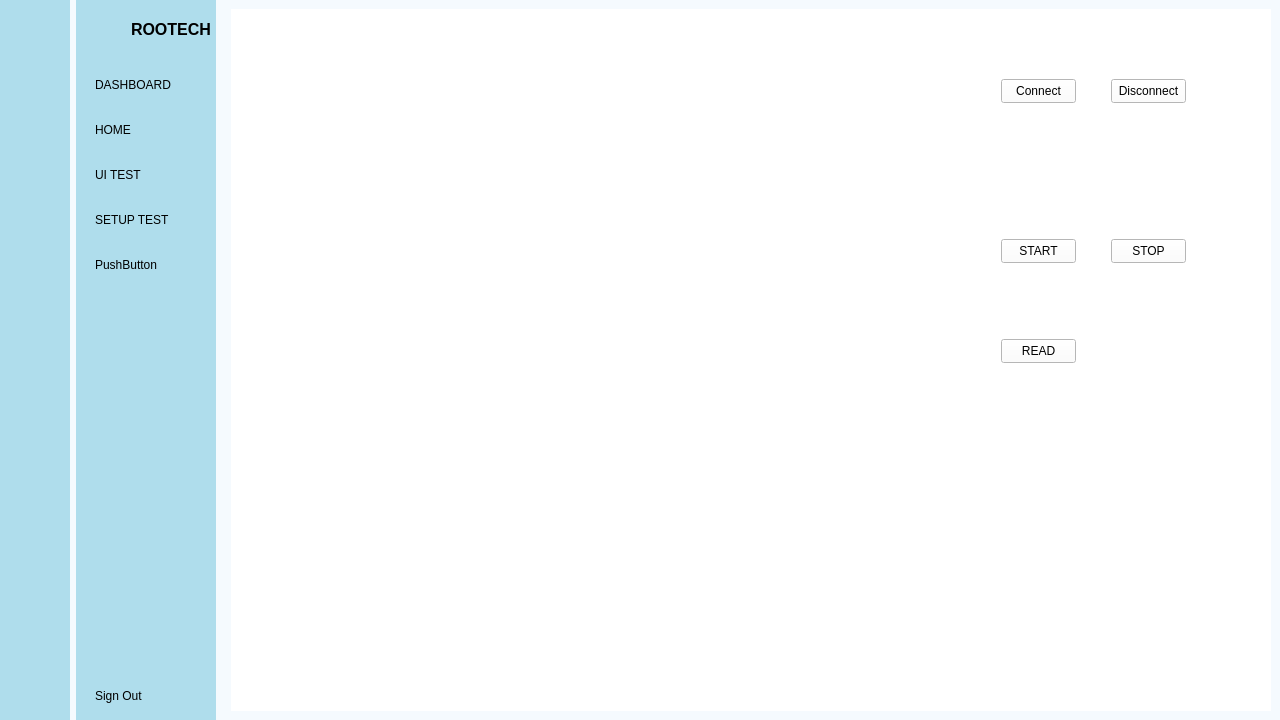
Before: the Qt Designer form dashboard.ui in badpooh/Vision, drawn with Qt 5.
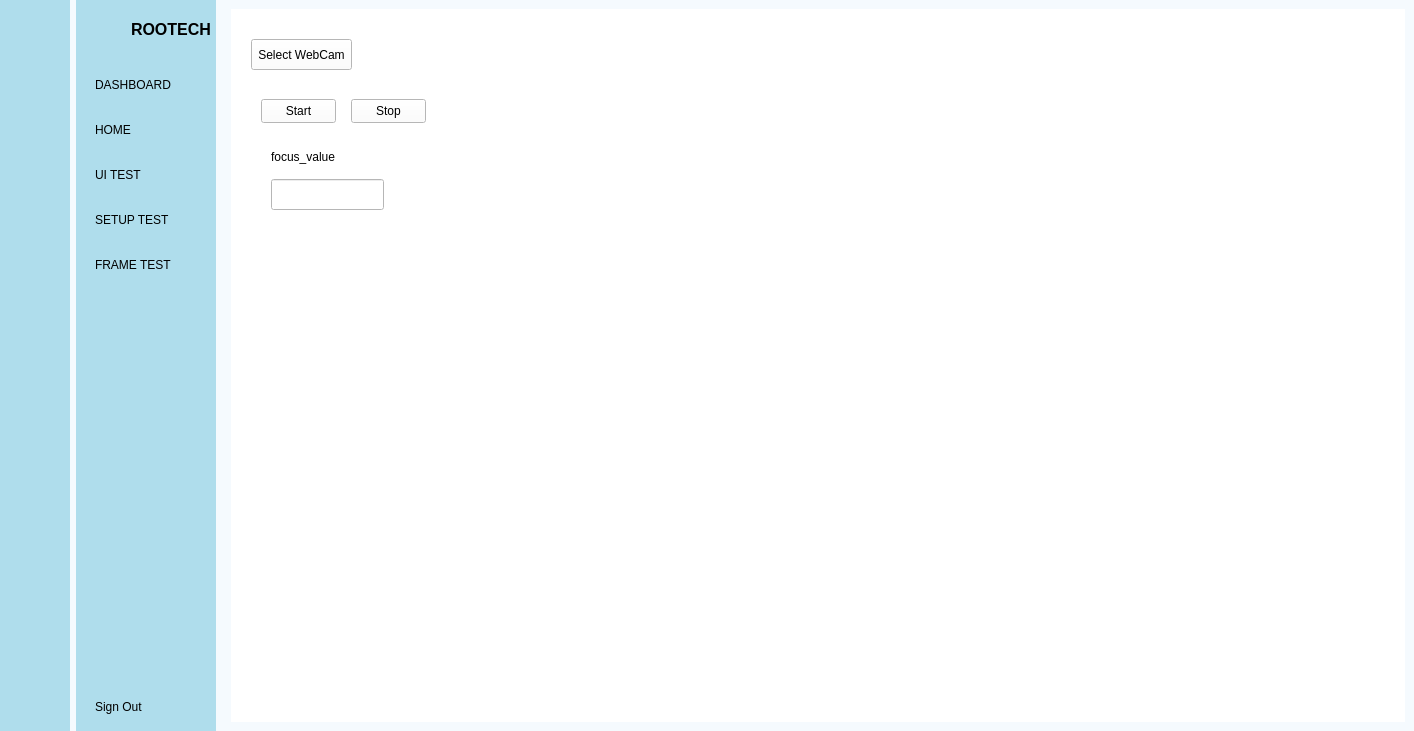
After: the same form once the commit is applied. Icons and pictures are not drawn.

What changed in the file:
```diff
--- a/dashboard.ui
+++ b/dashboard.ui
@@ -6,8 +6,8 @@
    <rect>
     <x>0</x>
     <y>0</y>
-    <width>1280</width>
-    <height>720</height>
+    <width>1414</width>
+    <height>731</height>
    </rect>
   </property>
   <property name="minimumSize">
@@ -411,7 +411,11 @@
          <item>
           <widget class="QPushButton" name="pushButton_9">
            <property name="text">
-            <string>PushButton</string>
+            <string>FRAME TEST</string>
+           </property>
+           <property name="icon">
+            <iconset resource="resources.qrc">
+             <normaloff>:/images/videocam.png</normaloff>:/images/videocam.png</iconset>
            </property>
            <property name="checkable">
             <bool>true</bool>
@@ -462,7 +466,7 @@
           <string notr="true">background-color: rgb(255, 255, 255);</string>
          </property>
          <property name="currentIndex">
-          <number>2</number>
+          <number>3</number>
          </property>
          <widget class="QWidget" name="home_page">
           <widget class="QLabel" name="label_4">
@@ -653,7 +657,84 @@
            </property>
           </widget>
          </widget>
-         <widget class="QWidget" name="page_4"/>
+         <widget class="QWidget" name="frame_test_page">
+          <widget class="QPushButton" name="btn_select_webcam">
+           <property name="geometry">
+            <rect>
+             <x>20</x>
+             <y>30</y>
+             <width>101</width>
+             <height>31</height>
+            </rect>
+           </property>
+           <property name="styleSheet">
+            <string notr="true">QPushButton {
+    background-color: white;
+    color: black;
+}
+QPushButton:checked {
+    background-color: black;
+    color: white;
+    border: 1px solid black;
+}</string>
+           </property>
+           <property name="text">
+            <string>Select WebCam</string>
+           </property>
+           <property name="checkable">
+            <bool>true</bool>
+           </property>
+          </widget>
+          <widget class="QPushButton" name="btn_start_webcam">
+           <property name="geometry">
+            <rect>
+             <x>30</x>
+             <y>90</y>
+             <width>75</width>
+             <height>24</height>
+            </rect>
+           </property>
+           <property name="text">
+            <string>Start</string>
+           </property>
+          </widget>
+          <widget class="QPushButton" name="btn_stop_webcam">
+           <property name="geometry">
+            <rect>
+             <x>120</x>
+             <y>90</y>
+             <width>75</width>
+             <height>24</height>
+            </rect>
+           </property>
+           <property name="text">
+            <string>Stop</string>
+           </property>
+          </widget>
+          <widget class="QLabel" name="label_5">
+           <property name="geometry">
+            <rect>
+             <x>40</x>
+             <y>140</y>
+             <width>71</width>
+             <height>16</height>
+            </rect>
+           </property>
+           <property name="text">
+            <string>focus_value</string>
+           </property>
+          </widget>
+          <widget class="QLineEdit" name="lineEdit">
+           <property name="geometry">
+            <rect>
+             <x>40</x>
+             <y>170</y>
+             <width>113</width>
+             <height>31</height>
+            </rect>
+           </property>
+          </widget>
+         </widget>
          <widget class="QWidget" name="page_5"/>
         </widget>
        </item>
```
Left out of the diff: 18 changed lines with no effect on the pictures.
